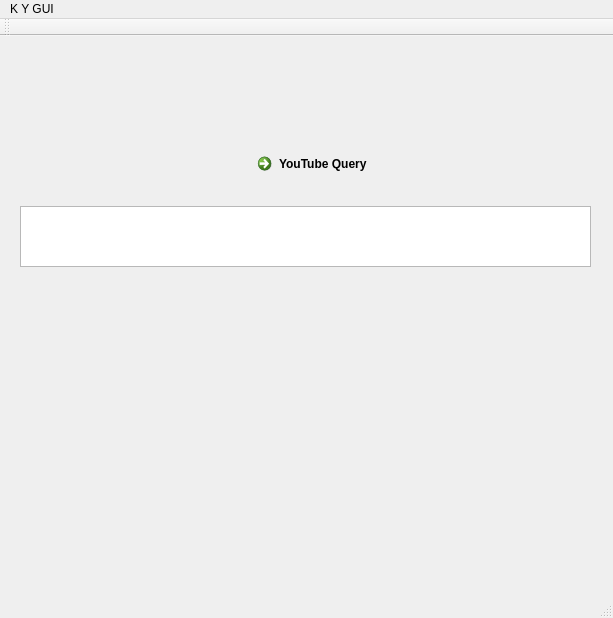
Above: mainwindow.ui from StronglogicSolutions/ky_gui before the change. Below: the same form after it.
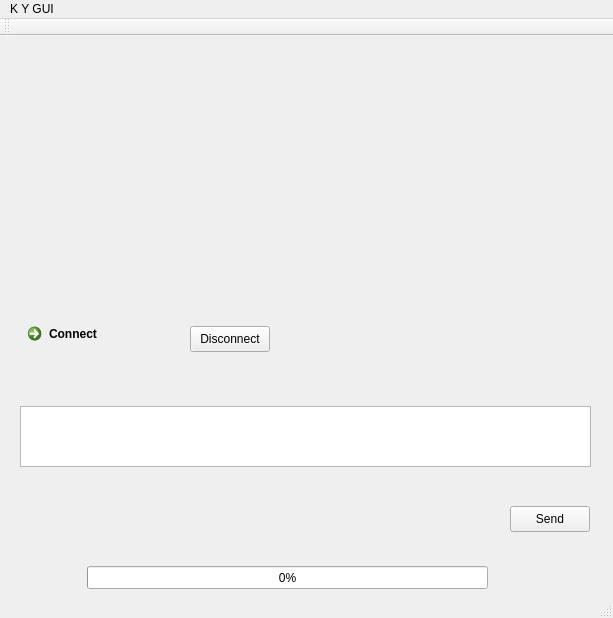
That is the form after the change. Icons and pictures are not drawn.

Commit message: linking up the UI to use the client. Need to create a functor or a wrapped function or lambda expression so we can delegate work to a separate thread

Diff of the .ui file:
```diff
--- a/mainwindow.ui
+++ b/mainwindow.ui
@@ -37,7 +37,7 @@
     <property name="geometry">
      <rect>
       <x>20</x>
-      <y>170</y>
+      <y>370</y>
       <width>571</width>
       <height>61</height>
      </rect>
@@ -46,14 +46,66 @@
    <widget class="QCommandLinkButton" name="kbutton">
     <property name="geometry">
      <rect>
-      <x>250</x>
-      <y>110</y>
+      <x>20</x>
+      <y>280</y>
       <width>168</width>
       <height>41</height>
      </rect>
     </property>
     <property name="text">
-     <string>YouTube Query</string>
+     <string>Connect</string>
+    </property>
+   </widget>
+   <widget class="QProgressBar" name="progressBar">
+    <property name="geometry">
+     <rect>
+      <x>87</x>
+      <y>530</y>
+      <width>401</width>
+      <height>23</height>
+     </rect>
+    </property>
+    <property name="value">
+     <number>0</number>
+    </property>
+   </widget>
+   <widget class="QPushButton" name="pushButton">
+    <property name="geometry">
+     <rect>
+      <x>190</x>
+      <y>290</y>
+      <width>80</width>
+      <height>26</height>
+     </rect>
+    </property>
+    <property name="text">
+     <string>Disconnect</string>
+    </property>
+   </widget>
+   <widget class="QPushButton" name="sendMessage">
+    <property name="geometry">
+     <rect>
+      <x>510</x>
+      <y>470</y>
+      <width>80</width>
+      <height>26</height>
+     </rect>
+    </property>
+    <property name="text">
+     <string>Send</string>
+    </property>
+   </widget>
+   <widget class="QLabel" name="messages">
+    <property name="geometry">
+     <rect>
+      <x>120</x>
+      <y>100</y>
+      <width>371</width>
+      <height>171</height>
+     </rect>
+    </property>
+    <property name="text">
+     <string/>
     </property>
    </widget>
   </widget>
```
Left out of the diff: 4 changed lines with no effect on the pictures. The commit also changes 4 other files.
